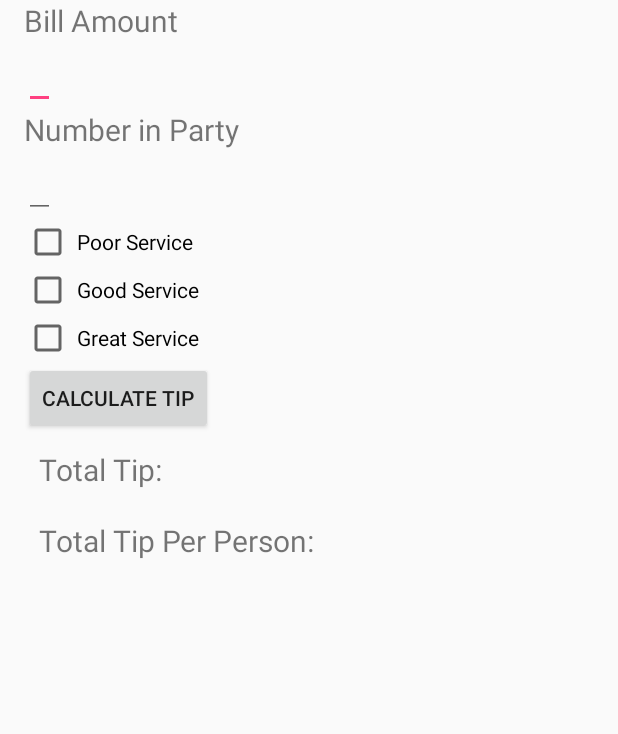
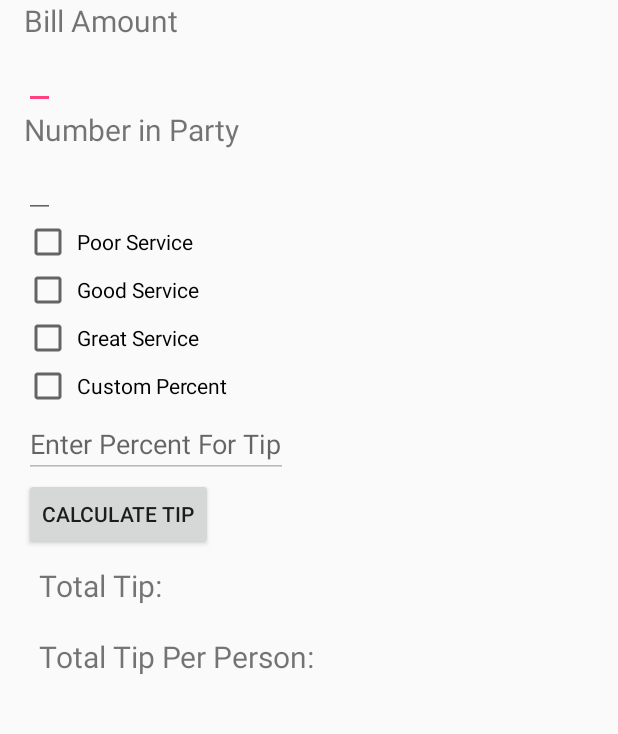
Before and after one commit to azenk1/TipCalculator-master, an Android app: the screen it shows after launch (MainActivity), on a phone screen of 412 x 824 dp, the part 169-903 px from its top. Run offline under Robolectric (Android 15) with nearby library versions, the phone set to English and light mode, and no system bars.

Commit message:
Changed icon from default android logo to picture of change. Added three different toasts that help with exception handling. App no longer crashes if user leaves fields blank. Seperate toast to display tip percentage to user.
Added customer checkbox and custom edit text so that user may enter whatever percent they like. Still need to add exception handling for empty custom percent.

```diff
--- a/app/src/main/java/css3334/zenk/tipcalculator/MainActivity.java
+++ b/app/src/main/java/css3334/zenk/tipcalculator/MainActivity.java
@@ -25,6 +25,8 @@ public class MainActivity extends AppCompatActivity {
     CheckBox poorCB;
     CheckBox goodCB;
     CheckBox greatCB;
+    CheckBox customCB;
+    EditText customET;
 
     //Parameters for toast to handle null text for bill amount.
     Context amountContext;
@@ -92,7 +94,21 @@ public class MainActivity extends AppCompatActivity {
         poorCB = (CheckBox) findViewById(R.id.poorCheckBox);
         goodCB = (CheckBox) findViewById(R.id.goodCheckBox);
         greatCB = (CheckBox) findViewById(R.id.greatCheckBox);
+        customCB = (CheckBox) findViewById(R.id.customCheckBox);
+        customET = (EditText) findViewById(R.id.customEditText);
+    }
 
+    //Determine if user wants to enter a custom tip percent.
+    public void onChecked(View view)
+    {
+        if(customCB.isChecked())
+        {
+            customET.setEnabled(true);
+        }
+        else
+        {
+            customET.setEnabled(false);
+        }
     }
 
     public void calculateClick(View view)
@@ -125,6 +141,11 @@ public class MainActivity extends AppCompatActivity {
 
 
         }
+        else if(customCB.isChecked())
+        {
+            //Grab user input and divide it by 100 to use as percentage.
+            tipRate = Double.parseDouble(customET.getText().toString()) / 100;
+        }
 
         //CharSequence is set and makeText is called now that CharSequence has been correctly set.
         percentText = "Tip Percent: " + Double.toString(tipRate * 100);
@@ -144,6 +165,7 @@ public class MainActivity extends AppCompatActivity {
             percentToast.show();
 
         }
+
         totalTipTextView.setText(String.format("Total Tip: $%.2f", tip));
 
         if(TextUtils.isEmpty(partyEditText.getText().toString()) || Integer.parseInt(partyEditText.getText().toString()) < 2)
--- a/app/src/main/res/layout/activity_main.xml
+++ b/app/src/main/res/layout/activity_main.xml
@@ -65,12 +65,29 @@
         android:layout_height="wrap_content" />
 
     <CheckBox
-            android:id="@+id/greatCheckBox"
+        android:id="@+id/greatCheckBox"
         android:padding="3dp"
         android:clickable="true"
         android:text="Great Service"
         android:layout_width="wrap_content"
         android:layout_height="wrap_content" />
+
+    <CheckBox
+        android:id="@+id/customCheckBox"
+        android:padding="3dp"
+        android:clickable="true"
+        android:text="Custom Percent"
+        android:onClick="onChecked"
+        android:layout_width="wrap_content"
+        android:layout_height="wrap_content" />
+
+    <EditText
+        android:layout_width="wrap_content"
+        android:layout_height="wrap_content"
+        android:enabled="false"
+        android:inputType="number"
+        android:id="@+id/customEditText"
+        android:hint="Enter Percent For Tip"/>
 
     <Button
         android:id="@+id/calculateButton"
```
